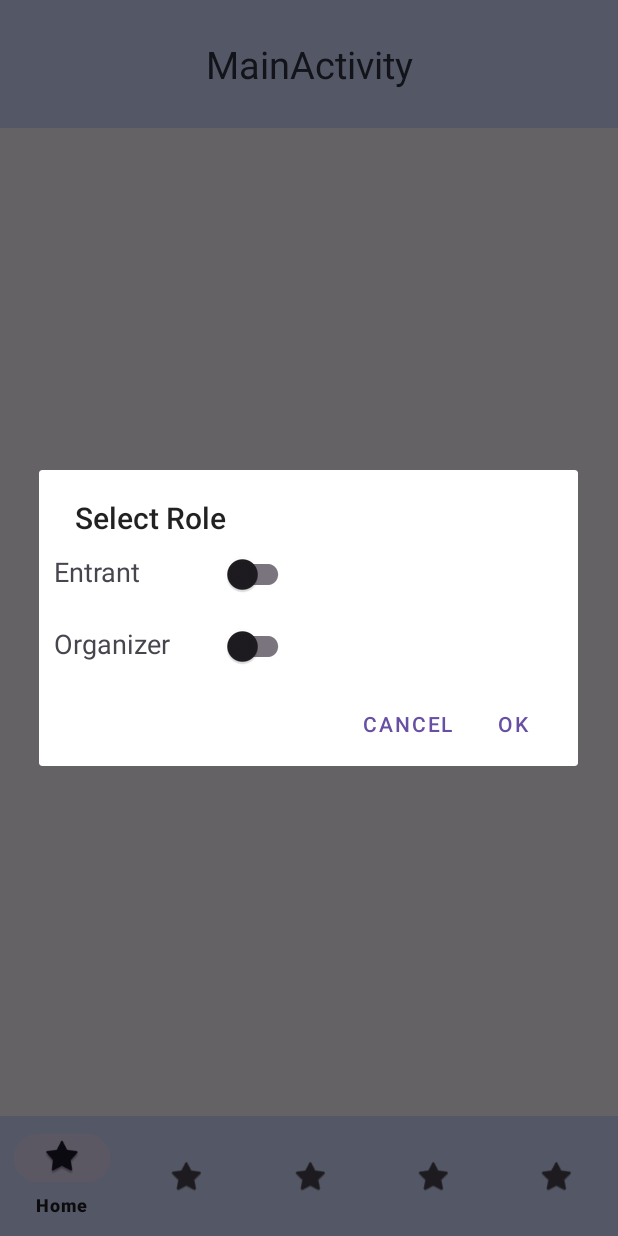
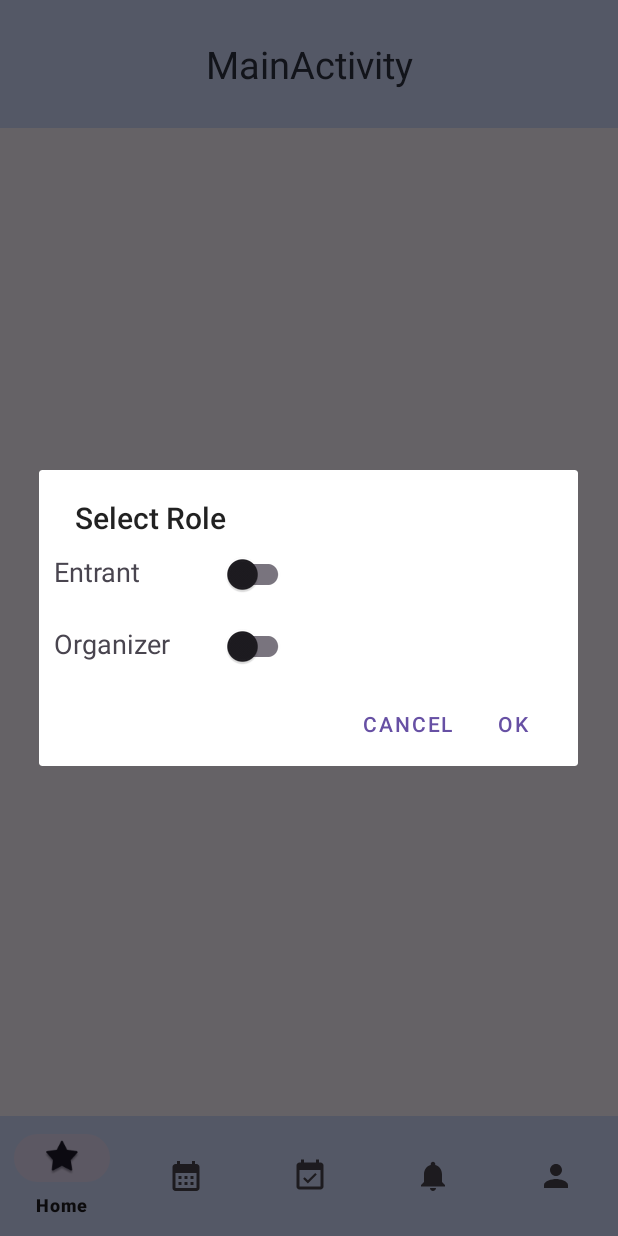
Before and after one commit to CMPUT301F24rocket/rocket-launch, an Android app: the screen it shows after launch (MainActivity), on a phone screen of 412 x 824 dp. Run offline under Robolectric (Android 15) with nearby library versions, the phone set to English and light mode, and no system bars; our stand-ins replace Firebase (no records; nobody signed in at launch, a user with empty details on screens opened directly).

Commit message:
added icons to navbar

```diff
--- /dev/null
+++ b/app/src/main/res/drawable/baseline_calendar_month_24.xml
@@ -0,0 +1,5 @@
+<vector xmlns:android="http://schemas.android.com/apk/res/android" android:height="24dp" android:tint="#000000" android:viewportHeight="24" android:viewportWidth="24" android:width="24dp">
+
+    <path android:fillColor="@android:color/white" android:pathData="M19,4h-1V2h-2v2H8V2H6v2H5C3.89,4 3.01,4.9 3.01,6L3,20c0,1.1 0.89,2 2,2h14c1.1,0 2,-0.9 2,-2V6C21,4.9 20.1,4 19,4zM19,20H5V10h14V20zM9,14H7v-2h2V14zM13,14h-2v-2h2V14zM17,14h-2v-2h2V14zM9,18H7v-2h2V18zM13,18h-2v-2h2V18zM17,18h-2v-2h2V18z"/>
+
+</vector>
--- /dev/null
+++ b/app/src/main/res/drawable/baseline_event_available_24.xml
@@ -0,0 +1,5 @@
+<vector xmlns:android="http://schemas.android.com/apk/res/android" android:height="24dp" android:tint="#000000" android:viewportHeight="24" android:viewportWidth="24" android:width="24dp">
+
+    <path android:fillColor="@android:color/white" android:pathData="M16.53,11.06L15.47,10l-4.88,4.88 -2.12,-2.12 -1.06,1.06L10.59,17l5.94,-5.94zM19,3h-1L18,1h-2v2L8,3L8,1L6,1v2L5,3c-1.11,0 -1.99,0.9 -1.99,2L3,19c0,1.1 0.89,2 2,2h14c1.1,0 2,-0.9 2,-2L21,5c0,-1.1 -0.9,-2 -2,-2zM19,19L5,19L5,8h14v11z"/>
+
+</vector>
--- /dev/null
+++ b/app/src/main/res/drawable/baseline_notifications_24.xml
@@ -0,0 +1,5 @@
+<vector xmlns:android="http://schemas.android.com/apk/res/android" android:height="24dp" android:tint="#000000" android:viewportHeight="24" android:viewportWidth="24" android:width="24dp">
+
+    <path android:fillColor="@android:color/white" android:pathData="M12,22c1.1,0 2,-0.9 2,-2h-4c0,1.1 0.89,2 2,2zM18,16v-5c0,-3.07 -1.64,-5.64 -4.5,-6.32L13.5,4c0,-0.83 -0.67,-1.5 -1.5,-1.5s-1.5,0.67 -1.5,1.5v0.68C7.63,5.36 6,7.92 6,11v5l-2,2v1h16v-1l-2,-2z"/>
+
+</vector>
--- /dev/null
+++ b/app/src/main/res/drawable/baseline_person_24.xml
@@ -0,0 +1,5 @@
+<vector xmlns:android="http://schemas.android.com/apk/res/android" android:height="24dp" android:tint="#000000" android:viewportHeight="24" android:viewportWidth="24" android:width="24dp">
+
+    <path android:fillColor="@android:color/white" android:pathData="M12,12c2.21,0 4,-1.79 4,-4s-1.79,-4 -4,-4 -4,1.79 -4,4 1.79,4 4,4zM12,14c-2.67,0 -8,1.34 -8,4v2h16v-2c0,-2.66 -5.33,-4 -8,-4z"/>
+
+</vector>
--- a/app/src/main/res/menu/bottom_nav_menu.xml
+++ b/app/src/main/res/menu/bottom_nav_menu.xml
@@ -9,27 +9,23 @@
         android:title="@string/title_home"
         android:visible="true" />
 
-    <!--For user events: replace image later -->
     <item
         android:id="@+id/navigation_user_events"
-        android:icon="@android:drawable/btn_star_big_on"
+        android:icon="@drawable/baseline_calendar_month_24"
         android:title="@string/title_user_events" />
 
-    <!--For create event: replace image later -->
     <item
         android:id="@+id/navigation_create_events"
-        android:icon="@android:drawable/btn_star_big_on"
+        android:icon="@drawable/baseline_event_available_24"
         android:title="@string/title_create_events" />
 
-    <!--For notifications: replace image later -->
     <item
         android:id="@+id/navigation_notifications"
-        android:icon="@android:drawable/btn_star_big_on"
+        android:icon="@drawable/baseline_notifications_24"
         android:title="@string/title_notifications" />
 
-    <!--For user profile: replace image later -->
     <item
         android:id="@+id/navigation_user_profile"
-        android:icon="@android:drawable/btn_star_big_on"
+        android:icon="@drawable/baseline_person_24"
         android:title="@string/title_user_profile" />
 </menu>
```
